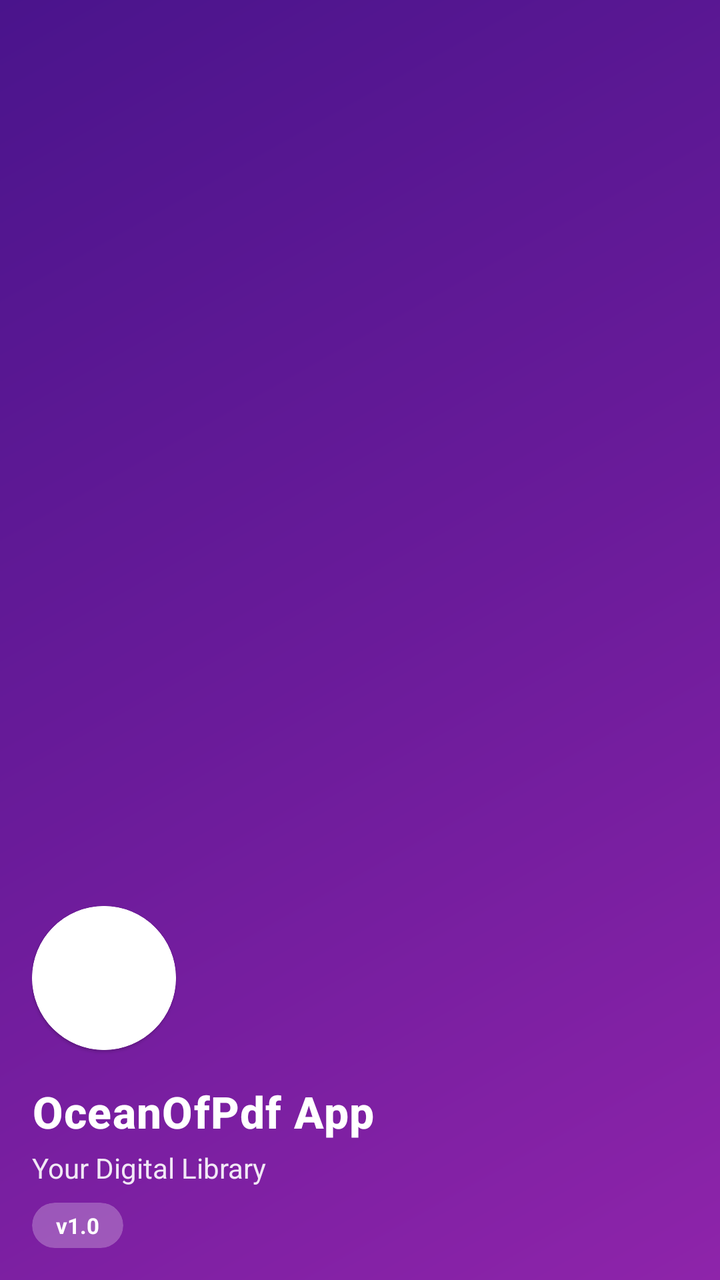
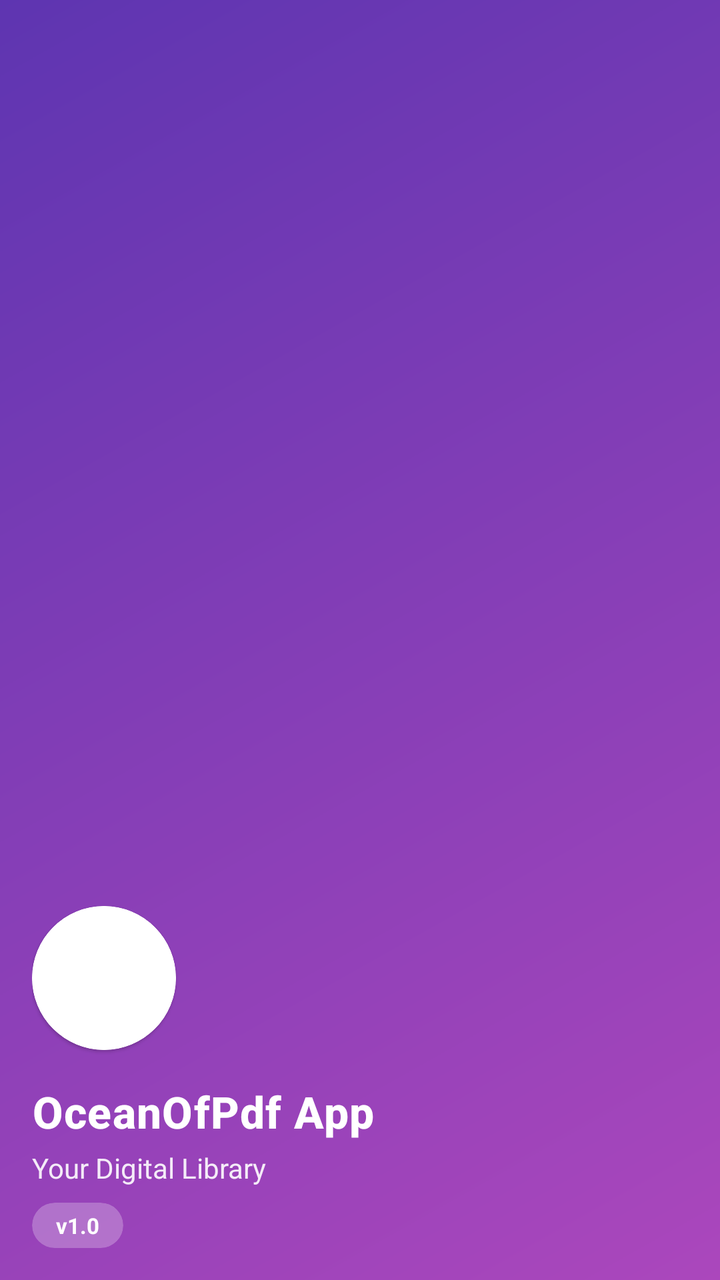

The first picture is an Android layout as it rendered before a commit; the second is the same layout after the commit. The layout source and the unified diff follow.
<!-- AndroidManifest.xml: application theme Theme.MyApplication -->
<!-- res/layout/nav_header.xml -->
<?xml version="1.0" encoding="utf-8"?>
<LinearLayout xmlns:android="http://schemas.android.com/apk/res/android"
    xmlns:app="http://schemas.android.com/apk/res-auto"
    android:layout_width="match_parent"
    android:layout_height="186dp"
    android:background="@drawable/nav_header_bg"
    android:gravity="bottom"
    android:orientation="vertical"
    android:padding="16dp">

    
    <com.google.android.material.card.MaterialCardView
        android:layout_width="72dp"
        android:layout_height="72dp"
        android:layout_marginTop="10dp"
        app:cardCornerRadius="36dp"
        app:strokeColor="@android:color/white"
        app:strokeWidth="2dp">

        <ImageView
            android:id="@+id/imageView"
            android:layout_width="match_parent"
            android:layout_height="match_parent"
            android:scaleType="fitCenter"
            android:contentDescription="App Logo"
            android:src="@mipmap/ic_launcher" />

    </com.google.android.material.card.MaterialCardView>

    
    <TextView
        android:layout_width="match_parent"
        android:layout_height="wrap_content"
        android:layout_marginTop="16dp"
        android:fontFamily="sans-serif-medium"
        android:text="OceanOfPdf App"
        android:textColor="@android:color/white"
        android:textSize="22sp"
        android:textStyle="bold"
        android:letterSpacing="0.02" />

    
    <TextView
        android:id="@+id/textView"
        android:layout_width="wrap_content"
        android:layout_height="wrap_content"
        android:layout_marginTop="4dp"
        android:alpha="0.9"
        android:text="Your Digital Library"
        android:textColor="@android:color/white"
        android:textSize="14sp" />

    
    <com.google.android.material.card.MaterialCardView
        android:layout_width="wrap_content"
        android:layout_height="wrap_content"
        android:layout_marginTop="8dp"
        app:cardBackgroundColor="#40FFFFFF"
        app:cardCornerRadius="12dp"
        app:cardElevation="0dp">

        <TextView
            android:layout_width="wrap_content"
            android:layout_height="wrap_content"
            android:paddingStart="12dp"
            android:paddingTop="4dp"
            android:paddingEnd="12dp"
            android:paddingBottom="4dp"
            android:text="v1.0"
            android:textColor="@android:color/white"
            android:textSize="11sp"
            android:textStyle="bold" />

    </com.google.android.material.card.MaterialCardView>

</LinearLayout>
<!-- resources referenced by this layout -->
<resources>
  <!-- drawable nav_header_bg (drawable) -->
  <?xml version="1.0" encoding="utf-8"?>
  <shape xmlns:android="http://schemas.android.com/apk/res/android"
      android:shape="rectangle">
      <gradient
          android:angle="135"
          android:centerColor="@color/nav_header_center"
          android:endColor="@color/nav_header_end"
          android:startColor="@color/nav_header_start"
          android:type="linear" />
  </shape>
  <!-- mipmap ic_launcher (mipmap-anydpi-v26) -->
  <?xml version="1.0" encoding="utf-8"?>
  <adaptive-icon xmlns:android="http://schemas.android.com/apk/res/android">
      <foreground android:drawable="@mipmap/ic_launcher_foreground"/>
  </adaptive-icon>
  <style name="Theme.MyApplication" parent="Theme.MaterialComponents.DayNight.NoActionBar">
          
          <item name="colorPrimary">@color/purple_500</item>
          <item name="colorPrimaryVariant">@color/purple_700</item>
          <item name="colorOnPrimary">@color/white</item>
          
          <item name="colorSecondary">@color/teal_200</item>
          <item name="colorSecondaryVariant">@color/teal_700</item>
          <item name="colorOnSecondary">@color/black</item>
          
          <item name="android:statusBarColor">?attr/colorPrimaryVariant</item>
          
      </style>
  <color name="nav_header_center">#6A1B9A</color>
  <color name="nav_header_end">#4A148C</color>
  <color name="nav_header_start">#8E24AA</color>
  <color name="purple_500">#FF6200EE</color>
  <color name="purple_700">#FF3700B3</color>
  <color name="white">#FFFFFFFF</color>
  <color name="teal_200">#FF03DAC5</color>
  <color name="teal_700">#FF018786</color>
  <color name="black">#FF000000</color>
</resources>

<!-- the commit's change to res/layout/nav_header.xml (unified diff, before → after) -->
@@ -3,7 +3,7 @@
     xmlns:app="http://schemas.android.com/apk/res-auto"
     android:layout_width="match_parent"
     android:layout_height="186dp"
-    android:background="@drawable/nav_header_bg"
+    android:background="@drawable/card_gradient"
     android:gravity="bottom"
     android:orientation="vertical"
     android:padding="16dp">
<!-- resource entries referenced after the edit -->
@@ -1,14 +1,13 @@
 <!-- resources referenced by this layout -->
 <resources>
-  <!-- drawable nav_header_bg (drawable) -->
+  <!-- drawable card_gradient (drawable) -->
   <?xml version="1.0" encoding="utf-8"?>
   <shape xmlns:android="http://schemas.android.com/apk/res/android"
       android:shape="rectangle">
       <gradient
           android:angle="135"
-          android:centerColor="@color/nav_header_center"
-          android:endColor="@color/nav_header_end"
-          android:startColor="@color/nav_header_start"
+          android:endColor="@color/card_gradient_end"
+          android:startColor="@color/card_gradient_start"
           android:type="linear" />
   </shape>
   <!-- mipmap ic_launcher (mipmap-anydpi-v26) -->
@@ -29,9 +28,8 @@
           <item name="android:statusBarColor">?attr/colorPrimaryVariant</item>
           
       </style>
-  <color name="nav_header_center">#6A1B9A</color>
-  <color name="nav_header_end">#4A148C</color>
-  <color name="nav_header_start">#8E24AA</color>
+  <color name="card_gradient_end">#5E35B1</color>
+  <color name="card_gradient_start">#AB47BC</color>
   <color name="purple_500">#FF6200EE</color>
   <color name="purple_700">#FF3700B3</color>
   <color name="white">#FFFFFFFF</color>
